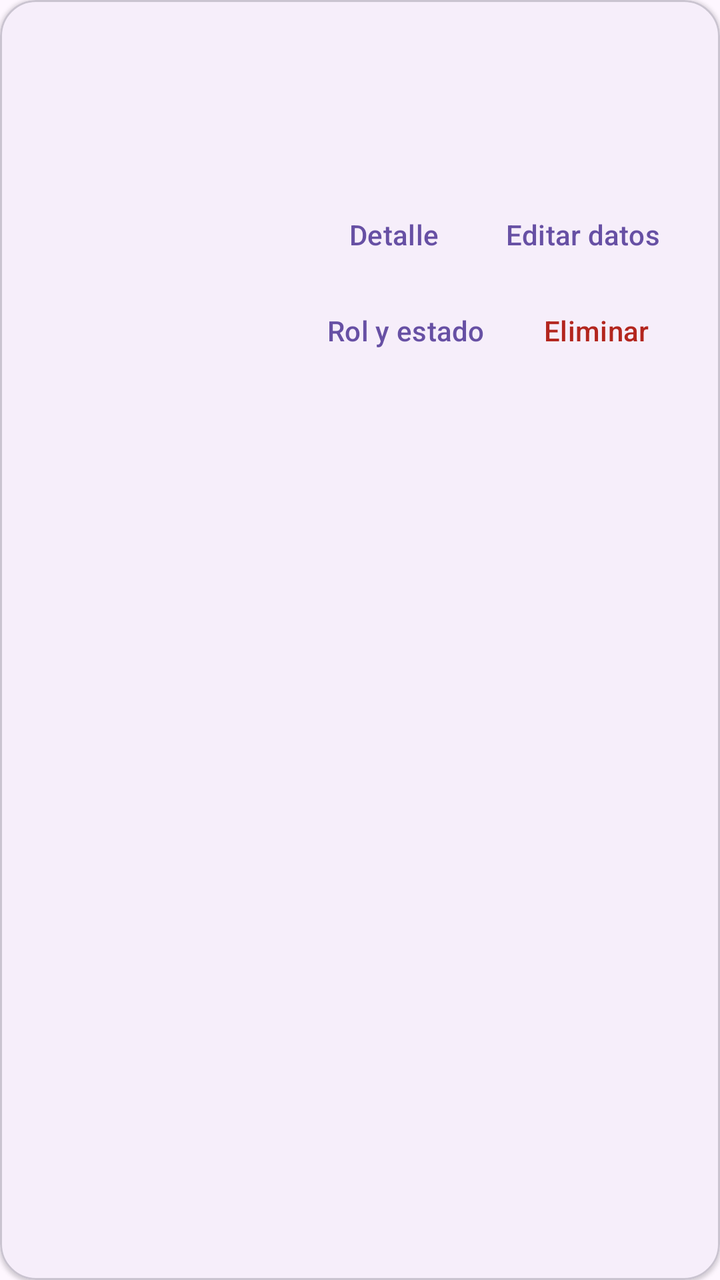
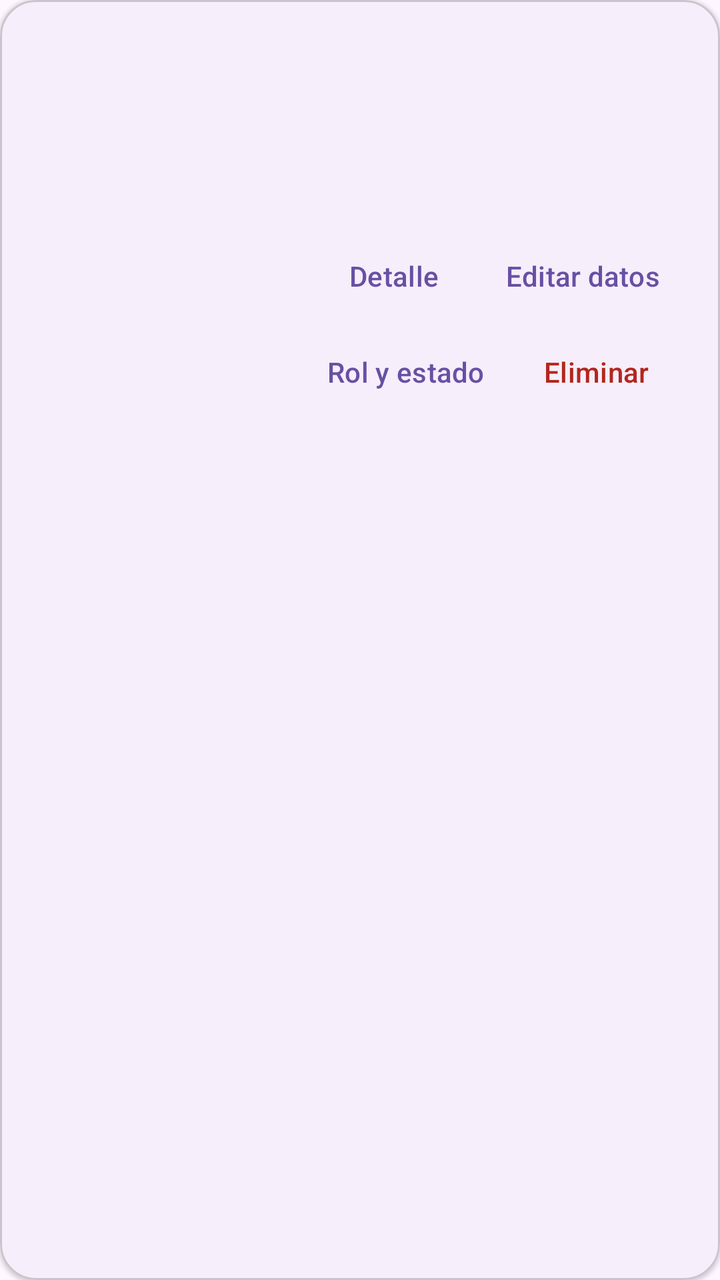

Compare the two renders of this Android layout. The source of the first and the diff that turns it into the second are given below.
<!-- AndroidManifest.xml: application theme Theme.GestionAcademicaAndroid -->
<!-- res/layout/item_usuario.xml -->
<?xml version="1.0" encoding="utf-8"?>
<com.google.android.material.card.MaterialCardView xmlns:android="http://schemas.android.com/apk/res/android"
    xmlns:app="http://schemas.android.com/apk/res-auto"
    android:layout_width="match_parent"
    android:layout_height="wrap_content"
    android:layout_marginBottom="14dp"
    app:cardCornerRadius="18dp"
    app:cardElevation="1dp"
    app:strokeColor="?attr/colorOutlineVariant"
    app:strokeWidth="1dp">

    <LinearLayout
        android:layout_width="match_parent"
        android:layout_height="wrap_content"
        android:orientation="vertical"
        android:padding="18dp">

        <TextView
            android:id="@+id/userItemName"
            android:layout_width="match_parent"
            android:layout_height="wrap_content"
            android:textColor="?attr/colorOnSurface"
            android:textSize="19sp"
            android:textStyle="bold" />

        <TextView
            android:id="@+id/userItemEmail"
            android:layout_width="match_parent"
            android:layout_height="wrap_content"
            android:layout_marginTop="5dp"
            android:textColor="?attr/colorOnSurfaceVariant"
            android:textSize="14sp" />

        <TextView
            android:id="@+id/userItemAccess"
            android:layout_width="match_parent"
            android:layout_height="wrap_content"
            android:layout_marginTop="8dp"
            android:textColor="?attr/colorPrimary"
            android:textSize="13sp"
            android:textStyle="bold" />

        <LinearLayout
            android:layout_width="match_parent"
            android:layout_height="wrap_content"
            android:gravity="end"
            android:orientation="horizontal">

            <com.google.android.material.button.MaterialButton
                android:id="@+id/userDetailsButton"
                style="@style/Widget.Material3.Button.TextButton"
                android:layout_width="wrap_content"
                android:layout_height="48dp"
                android:text="@string/users_details"
                android:textAllCaps="false" />

            <com.google.android.material.button.MaterialButton
                android:id="@+id/userEditButton"
                style="@style/Widget.Material3.Button.TextButton"
                android:layout_width="wrap_content"
                android:layout_height="48dp"
                android:text="@string/users_edit"
                android:textAllCaps="false" />
        </LinearLayout>

        <LinearLayout
            android:layout_width="match_parent"
            android:layout_height="wrap_content"
            android:gravity="end"
            android:orientation="horizontal">

            <com.google.android.material.button.MaterialButton
                android:id="@+id/userAccessButton"
                style="@style/Widget.Material3.Button.TextButton"
                android:layout_width="wrap_content"
                android:layout_height="48dp"
                android:text="@string/users_access"
                android:textAllCaps="false" />

            <com.google.android.material.button.MaterialButton
                android:id="@+id/userDeleteButton"
                style="@style/Widget.Material3.Button.TextButton"
                android:layout_width="wrap_content"
                android:layout_height="48dp"
                android:text="@string/users_delete"
                android:textAllCaps="false"
                android:textColor="?attr/colorError" />
        </LinearLayout>
    </LinearLayout>
</com.google.android.material.card.MaterialCardView>
<!-- resources referenced by this layout -->
<resources>
  <string name="users_access">Rol y estado</string>
  <string name="users_delete">Eliminar</string>
  <string name="users_details">Detalle</string>
  <string name="users_edit">Editar datos</string>
  <style name="Theme.GestionAcademicaAndroid" parent="Base.Theme.GestionAcademicaAndroid" />
  <style name="Base.Theme.GestionAcademicaAndroid" parent="Theme.Material3.DayNight.NoActionBar">
          
          
      </style>
</resources>

<!-- the commit's change to res/layout/item_usuario.xml (unified diff, before → after) -->
@@ -22,6 +22,14 @@
             android:textColor="?attr/colorOnSurface"
             android:textSize="19sp"
             android:textStyle="bold" />
+
+        <TextView
+            android:id="@+id/userItemUsername"
+            android:layout_width="match_parent"
+            android:layout_height="wrap_content"
+            android:layout_marginTop="3dp"
+            android:textColor="?attr/colorPrimary"
+            android:textSize="13sp" />
 
         <TextView
             android:id="@+id/userItemEmail"
